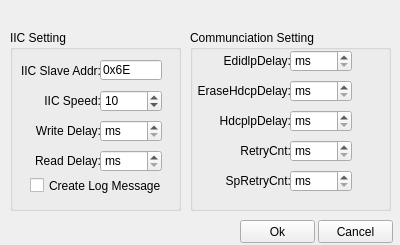
Old version of the form communicationsetting.ui in the repository HeartbreakSurvivor/DDCTool.
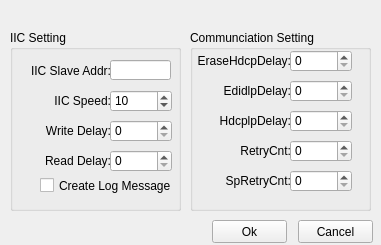
New version of the form.

```diff
--- a/communicationsetting.ui
+++ b/communicationsetting.ui
@@ -6,7 +6,7 @@
    <rect>
     <x>0</x>
     <y>0</y>
-    <width>400</width>
+    <width>381</width>
     <height>245</height>
    </rect>
   </property>
@@ -28,20 +28,20 @@
    <widget class="QSpinBox" name="spinBox_8">
     <property name="geometry">
      <rect>
-      <x>90</x>
+      <x>100</x>
       <y>120</y>
       <width>62</width>
       <height>22</height>
      </rect>
     </property>
     <property name="specialValueText">
-     <string>ms</string>
+     <string/>
     </property>
     <property name="minimum">
      <number>0</number>
     </property>
     <property name="maximum">
-     <number>100000</number>
+     <number>10000</number>
     </property>
     <property name="value">
      <number>0</number>
@@ -53,14 +53,14 @@
    <widget class="QSpinBox" name="spinBox">
     <property name="geometry">
      <rect>
-      <x>90</x>
+      <x>100</x>
       <y>60</y>
       <width>62</width>
       <height>22</height>
      </rect>
     </property>
     <property name="specialValueText">
-     <string>khz</string>
+     <string/>
     </property>
     <property name="minimum">
      <number>5</number>
@@ -78,7 +78,7 @@
    <widget class="QLabel" name="label_7">
     <property name="geometry">
      <rect>
-      <x>0</x>
+      <x>10</x>
       <y>60</y>
       <width>91</width>
       <height>21</height>
@@ -94,7 +94,7 @@
    <widget class="QLabel" name="label_8">
     <property name="geometry">
      <rect>
-      <x>0</x>
+      <x>10</x>
       <y>120</y>
       <width>91</width>
       <height>21</height>
@@ -110,20 +110,20 @@
    <widget class="QSpinBox" name="spinBox_7">
     <property name="geometry">
      <rect>
-      <x>90</x>
+      <x>100</x>
       <y>90</y>
       <width>62</width>
       <height>22</height>
      </rect>
     </property>
     <property name="specialValueText">
-     <string>ms</string>
+     <string/>
     </property>
     <property name="minimum">
      <number>0</number>
     </property>
     <property name="maximum">
-     <number>100000</number>
+     <number>10000</number>
     </property>
     <property name="value">
      <number>0</number>
@@ -132,26 +132,10 @@
      <number>10</number>
     </property>
    </widget>
-   <widget class="QLineEdit" name="lineEdit">
-    <property name="geometry">
-     <rect>
-      <x>90</x>
-      <y>30</y>
-      <width>62</width>
-      <height>20</height>
-     </rect>
-    </property>
-    <property name="text">
-     <string>0x6E</string>
-    </property>
-    <property name="placeholderText">
-     <string>Set</string>
-    </property>
-   </widget>
    <widget class="QLabel" name="label_9">
     <property name="geometry">
      <rect>
-      <x>0</x>
+      <x>10</x>
       <y>90</y>
       <width>91</width>
       <height>21</height>
@@ -167,7 +151,7 @@
    <widget class="QLabel" name="label_6">
     <property name="geometry">
      <rect>
-      <x>0</x>
+      <x>10</x>
       <y>30</y>
       <width>91</width>
       <height>21</height>
@@ -183,7 +167,7 @@
    <widget class="QCheckBox" name="checkBox">
     <property name="geometry">
      <rect>
-      <x>20</x>
+      <x>30</x>
       <y>145</y>
       <width>131</width>
       <height>21</height>
@@ -193,13 +177,26 @@
      <string>Create Log Message</string>
     </property>
    </widget>
+   <widget class="QLineEdit" name="i2cslaveaddrlineEdit">
+    <property name="geometry">
+     <rect>
+      <x>100</x>
+      <y>30</y>
+      <width>61</width>
+      <height>20</height>
+     </rect>
+    </property>
+    <property name="text">
+     <string/>
+    </property>
+   </widget>
   </widget>
   <widget class="QGroupBox" name="groupBox_2">
    <property name="geometry">
     <rect>
      <x>190</x>
      <y>30</y>
-     <width>201</width>
+     <width>181</width>
      <height>181</height>
     </rect>
    </property>
@@ -210,19 +207,19 @@
     <property name="geometry">
      <rect>
       <x>100</x>
-      <y>20</y>
+      <y>50</y>
       <width>62</width>
       <height>22</height>
      </rect>
     </property>
     <property name="specialValueText">
-     <string>ms</string>
+     <string/>
     </property>
     <property name="minimum">
      <number>0</number>
     </property>
     <property name="maximum">
-     <number>100000</number>
+     <number>10000</number>
     </property>
     <property name="value">
      <number>0</number>
@@ -251,19 +248,19 @@
     <property name="geometry">
      <rect>
       <x>100</x>
-      <y>50</y>
+      <y>20</y>
       <width>62</width>
       <height>22</height>
      </rect>
     </property>
     <property name="specialValueText">
-     <string>ms</string>
+     <string/>
     </property>
     <property name="minimum">
      <number>0</number>
     </property>
     <property name="maximum">
-     <number>100000</number>
+     <number>10000</number>
     </property>
     <property name="value">
      <number>0</number>
@@ -282,13 +279,13 @@
      </rect>
     </property>
     <property name="specialValueText">
-     <string>ms</string>
+     <string/>
     </property>
     <property name="minimum">
      <number>0</number>
     </property>
     <property name="maximum">
-     <number>100000</number>
+     <number>10000</number>
     </property>
     <property name="value">
      <number>0</number>
@@ -301,7 +298,7 @@
     <property name="geometry">
      <rect>
       <x>0</x>
-      <y>50</y>
+      <y>20</y>
       <width>101</width>
       <height>21</height>
      </rect>
@@ -333,7 +330,7 @@
     <property name="geometry">
      <rect>
       <x>10</x>
-      <y>20</y>
+      <y>50</y>
       <width>91</width>
       <height>21</height>
      </rect>
@@ -355,13 +352,13 @@
      </rect>
     </property>
     <property name="specialValueText">
-     <string>ms</string>
+     <string/>
     </property>
     <property name="minimum">
      <number>0</number>
     </property>
     <property name="maximum">
-     <number>100000</number>
+     <number>10000</number>
     </property>
     <property name="value">
      <number>0</number>
@@ -380,13 +377,13 @@
      </rect>
     </property>
     <property name="specialValueText">
-     <string>ms</string>
+     <string/>
     </property>
     <property name="minimum">
      <number>0</number>
     </property>
     <property name="maximum">
-     <number>100000</number>
+     <number>10000</number>
     </property>
     <property name="value">
      <number>0</number>
@@ -415,7 +412,7 @@
   <widget class="QPushButton" name="pushButton">
    <property name="geometry">
     <rect>
-     <x>240</x>
+     <x>212</x>
      <y>220</y>
      <width>75</width>
      <height>23</height>
@@ -428,7 +425,7 @@
   <widget class="QPushButton" name="pushButton_2">
    <property name="geometry">
     <rect>
-     <x>318</x>
+     <x>298</x>
      <y>220</y>
      <width>75</width>
      <height>23</height>
```
Left out of the diff: 22 changed lines with no effect on the pictures.
